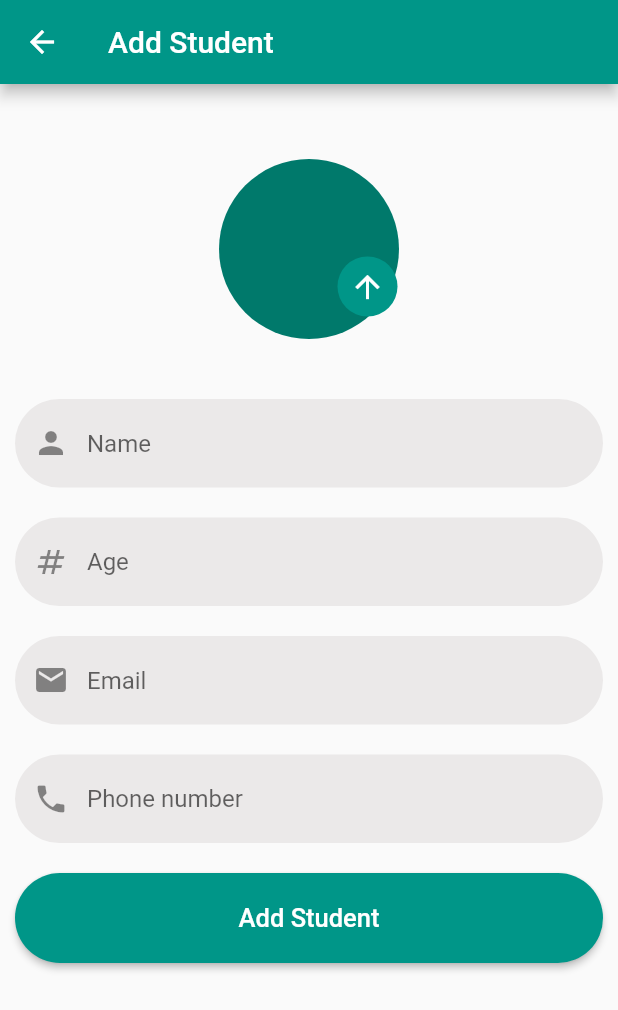
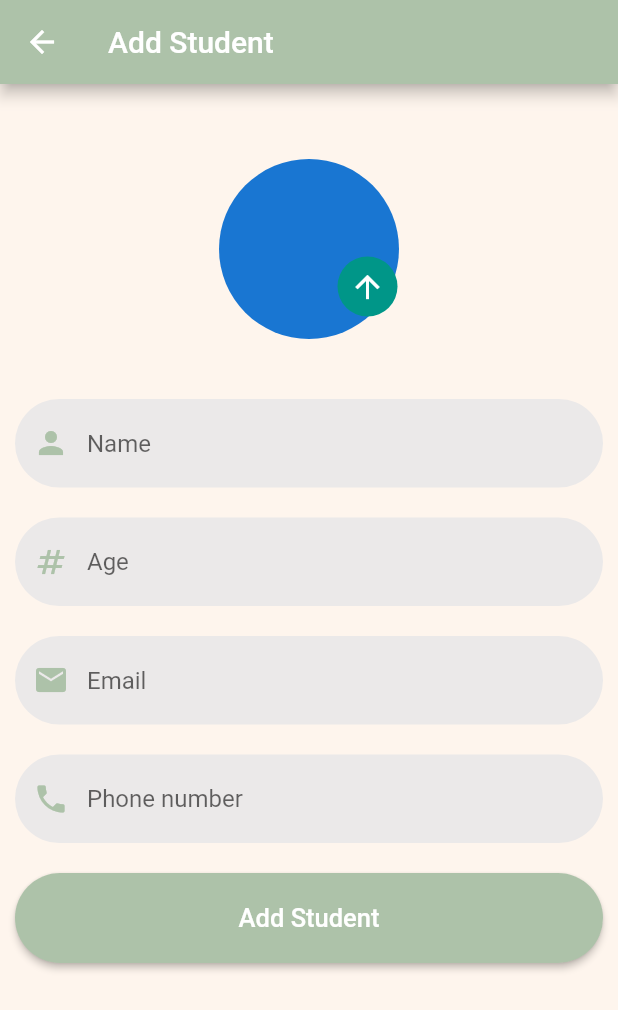
Before and after one commit to Akmal4410/Student-Management, a Flutter app: the screen it shows after launch, after a tap on the "add" icon, on a phone screen of 412 x 824 dp. Shown: the top 1010 px of the screen. Run offline on Flutter 3.47's test engine with Material 2 defaults, Android fonts, the phone set to English and light mode, and no system bars; our stand-ins replace hive_flutter; accounts and stored records are empty.

Commit message:
New Changes

```diff
--- a/lib/main.dart
+++ b/lib/main.dart
@@ -21,7 +21,6 @@ class MyApp extends StatelessWidget {
   Widget build(BuildContext context) {
     return MaterialApp(
       debugShowCheckedModeBanner: false,
-      theme: ThemeData(primarySwatch: Colors.teal),
       home: ViewStudents(),
     );
   }
--- a/lib/screens/add_students.dart
+++ b/lib/screens/add_students.dart
@@ -30,7 +30,9 @@ class AddStudent extends StatelessWidget {
   @override
   Widget build(BuildContext context) {
     return Scaffold(
+      backgroundColor: const Color.fromRGBO(254, 245, 237, 1),
       appBar: AppBar(
+        backgroundColor: const Color.fromRGBO(173, 194, 169, 1),
         title: const Text("Add Student"),
       ),
       body: Padding(
--- a/lib/screens/details_student.dart
+++ b/lib/screens/details_student.dart
@@ -40,7 +40,9 @@ class _DetailsStudentState extends State<DetailsStudent> {
   @override
   Widget build(BuildContext context) {
     return Scaffold(
+      backgroundColor: const Color.fromRGBO(254, 245, 237, 1),
       appBar: AppBar(
+        backgroundColor: const Color.fromRGBO(173, 194, 169, 1),
         title: const Text("Student Details"),
         actions: [
           IconButton(
@@ -144,7 +146,7 @@ class _DetailsStudentState extends State<DetailsStudent> {
     }
     final _student = Student(name: name, age: age, email: email, phone: phone);
     await widget.studebtBox.put(id, _student);
-    print(_student);
+
     Navigator.pop(context);
   }
 }
--- a/lib/screens/view_students.dart
+++ b/lib/screens/view_students.dart
@@ -3,7 +3,7 @@ import 'package:hive_flutter/hive_flutter.dart';
 import 'package:main_project_hive/models/student_model.dart';
 import 'package:main_project_hive/screens/add_students.dart';
 import 'package:main_project_hive/screens/details_student.dart';
-import 'package:main_project_hive/widgets/text_input_field.dart';
+import 'package:main_project_hive/screens/search_screen.dart';
 
 class ViewStudents extends StatefulWidget {
   const ViewStudents({Key? key}) : super(key: key);
@@ -13,7 +13,6 @@ class ViewStudents extends StatefulWidget {
 }
 
 class _ViewStudentsState extends State<ViewStudents> {
-  final _searchController = TextEditingController();
   Box<Student>? studentBox;
 
   @override
@@ -28,37 +27,27 @@ class _ViewStudentsState extends State<ViewStudents> {
     super.dispose();
   }
 
-  final List<Student> studentBoxList =
-      Hive.box<Student>('Student').values.toList();
-  late List<Student> displayStudent = List<Student>.from(studentBoxList);
-
-  void searchStudentList(String value) {
-    setState(() {
-      displayStudent = studentBoxList
-          .where((element) =>
-              element.name.toLowerCase().contains(value.toLowerCase()))
-          .toList();
-    });
-  }
-
   @override
   Widget build(BuildContext context) {
     return Scaffold(
+      backgroundColor: const Color.fromRGBO(254, 245, 237, 1),
       appBar: AppBar(
+        backgroundColor: const Color.fromRGBO(173, 194, 169, 1),
         title: const Text("View Students"),
+        actions: [
+          IconButton(
+            onPressed: () {
+              Navigator.push(context,
+                  MaterialPageRoute(builder: (context) => SearchScreen()));
+            },
+            icon: const Icon(Icons.search),
+          ),
+        ],
       ),
       body: Padding(
         padding: const EdgeInsets.symmetric(horizontal: 10, vertical: 10),
         child: Column(
           children: [
-            TextInputField(
-              icon: Icons.search,
-              hintText: "Search Names",
-              controller: _searchController,
-              onChanged: (value) {
-                searchStudentList(value);
-              },
-            ),
             Expanded(
               child: ValueListenableBuilder(
                 valueListenable: studentBox!.listenable(),
@@ -104,6 +93,7 @@ class _ViewStudentsState extends State<ViewStudents> {
         ),
       ),
       floatingActionButton: FloatingActionButton(
+        backgroundColor: const Color.fromRGBO(173, 194, 169, 1),
         onPressed: () {
           Navigator.push(
             context,
@@ -112,7 +102,7 @@ class _ViewStudentsState extends State<ViewStudents> {
             ),
           );
         },
-        child: Icon(Icons.add),
+        child: const Icon(Icons.add),
       ),
     );
   }
--- a/lib/widgets/button_rounded.dart
+++ b/lib/widgets/button_rounded.dart
@@ -1,5 +1,3 @@
-import 'dart:ffi';
-
 import 'package:flutter/material.dart';
 
 class ButtonRounded extends StatelessWidget {
@@ -14,6 +12,7 @@ class ButtonRounded extends StatelessWidget {
       child: ElevatedButton(
         onPressed: onpress,
         style: ElevatedButton.styleFrom(
+          primary: Color.fromRGBO(173, 194, 169, 1),
           shape: const StadiumBorder(),
           padding: const EdgeInsets.symmetric(vertical: 20),
         ),
--- a/lib/widgets/text_input_field.dart
+++ b/lib/widgets/text_input_field.dart
@@ -22,7 +22,7 @@ class TextInputField extends StatelessWidget {
         onChanged: onChanged,
         controller: controller,
         decoration: InputDecoration(
-          prefixIcon: Icon(icon),
+          prefixIcon: Icon(icon, color: Color.fromRGBO(173, 194, 169, 1)),
           hintText: hintText,
           filled: true,
           fillColor: const Color.fromARGB(255, 235, 233, 233),
```
Also changed, not shown: lib/screens/search_screen.dart (added, +67 -0 lines).
